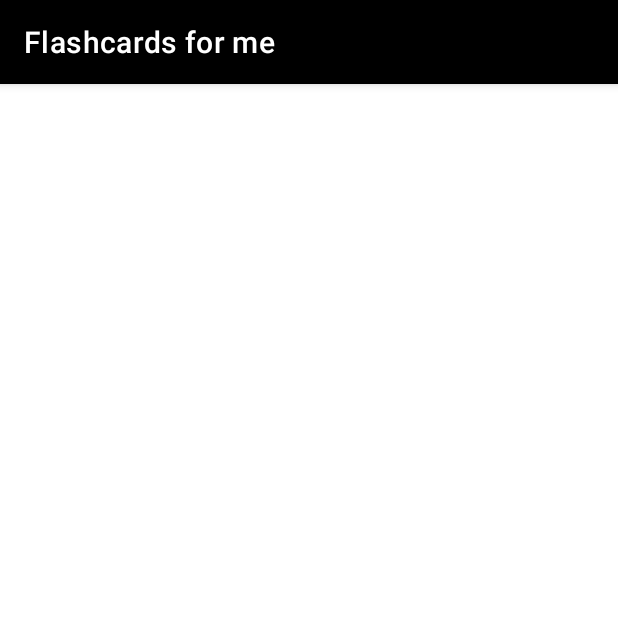
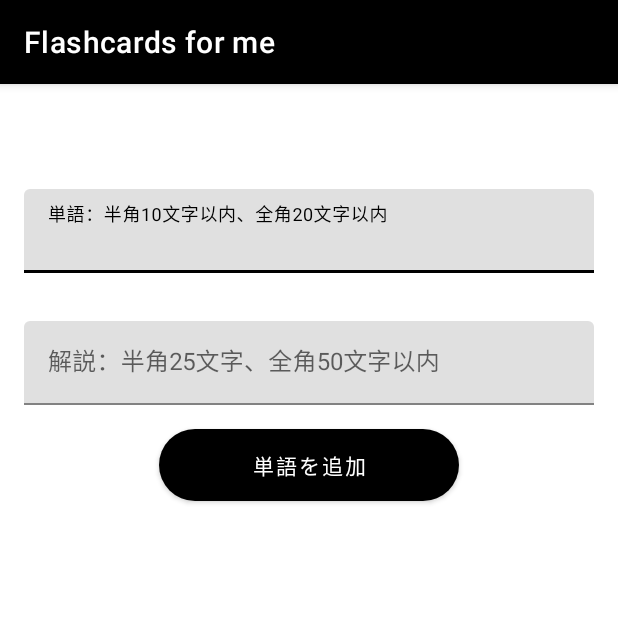
Before and after one commit to bang400/MyFlashcard_for_SQLite, an Android app: the fragment WordEditFragment shown on its own in the app's theme, on a phone screen of 412 x 824 dp, the top half of it. Run offline under Robolectric (Android 15) with nearby library versions, the phone set to English and light mode, and no system bars; our stand-ins replace Dagger/Hilt's generated code; 2 statements that could not run were skipped.

Commit message:
単語１件削除完了、単語編集画面へ遷移するまで

```diff
--- a/app/src/main/java/com/yamato/myflashcard_for_sqlite/page/edit/WordEditFragment.kt
+++ b/app/src/main/java/com/yamato/myflashcard_for_sqlite/page/edit/WordEditFragment.kt
@@ -1,11 +1,26 @@
 package com.yamato.myflashcard_for_sqlite.page.edit
 
+import android.os.Bundle
+import android.view.View
 import androidx.fragment.app.Fragment
 import androidx.fragment.app.viewModels
+import androidx.navigation.fragment.navArgs
 import com.yamato.myflashcard_for_sqlite.R
+import com.yamato.myflashcard_for_sqlite.databinding.WordEditFragmentBinding
 import dagger.hilt.android.AndroidEntryPoint
 
 @AndroidEntryPoint
 class WordEditFragment:Fragment(R.layout.word_edit_fragment) {
     private val vm: WordEditViewModel by viewModels()
+    private val args: WordEditFragmentArgs by navArgs()
+
+    private var _binding: WordEditFragmentBinding? = null
+    private val binding: WordEditFragmentBinding get() = _binding!!
+
+    override fun onViewCreated(view: View, savedInstanceState: Bundle?) {
+        super.onViewCreated(view, savedInstanceState)
+        this._binding = WordEditFragmentBinding.bind(view)
+
+        val words = args.words
+    }
 }
--- a/app/src/main/java/com/yamato/myflashcard_for_sqlite/page/list/WordListFragment.kt
+++ b/app/src/main/java/com/yamato/myflashcard_for_sqlite/page/list/WordListFragment.kt
@@ -35,7 +35,7 @@ class WordListFragment:Fragment(R.layout.word_list_fragment) {
         (activity as AppCompatActivity).supportActionBar?.title = "単語リスト"
         setHasOptionsMenu(true)
         setFragmentResultListener("confirm"){_,data ->
-            val which = data.getInt("result")
+            val which = data.getInt("result",DialogInterface.BUTTON_NEGATIVE)
             if (which == DialogInterface.BUTTON_POSITIVE){
                 vm.initCorrectNumFun()
                 Log.d("WordListFragment","正当数を初期化する")
--- a/app/src/main/java/com/yamato/myflashcard_for_sqlite/repository/WordRepository.kt
+++ b/app/src/main/java/com/yamato/myflashcard_for_sqlite/repository/WordRepository.kt
@@ -12,6 +12,9 @@ interface WordRepository {
 
     // 正当数を初期化する
     suspend fun updateInitCorrectNum(word: Word) :Word
+
+    // １件分のデータを削除
+    suspend fun delete(word: Word)
 
     //全件取得のメソッド
     fun getAll(): Flow<List<Word>>
--- a/app/src/main/java/com/yamato/myflashcard_for_sqlite/repository/WordRepositoryImpl.kt
+++ b/app/src/main/java/com/yamato/myflashcard_for_sqlite/repository/WordRepositoryImpl.kt
@@ -71,4 +71,8 @@ class WordRepositoryImpl @Inject constructor(
         }
         return updateInitWord
     }
+
+    override suspend fun delete(word: Word) {
+        dao.delete(word)
+    }
 }
--- a/app/src/main/res/layout/word_edit_fragment.xml
+++ b/app/src/main/res/layout/word_edit_fragment.xml
@@ -1,6 +1,60 @@
 <?xml version="1.0" encoding="utf-8"?>
 <androidx.constraintlayout.widget.ConstraintLayout xmlns:android="http://schemas.android.com/apk/res/android"
+    xmlns:app="http://schemas.android.com/apk/res-auto"
+    xmlns:tools="http://schemas.android.com/tools"
     android:layout_width="match_parent"
     android:layout_height="match_parent">
 
+    <com.google.android.material.textfield.TextInputLayout
+        android:id="@+id/textInputLayout_edit"
+        android:layout_width="0dp"
+        android:layout_height="wrap_content"
+        android:layout_marginStart="16dp"
+        android:layout_marginTop="70dp"
+        android:layout_marginEnd="16dp"
+        app:layout_constraintEnd_toEndOf="parent"
+        app:layout_constraintStart_toStartOf="parent"
+        app:layout_constraintTop_toTopOf="parent">
+
+        <com.google.android.material.textfield.TextInputEditText
+            android:id="@+id/edittext_word_edit_word"
+            android:layout_width="match_parent"
+            android:layout_height="wrap_content"
+            android:hint="単語：半角10文字以内、全角20文字以内"
+            android:maxLength="20"
+            android:maxLines="2" />
+    </com.google.android.material.textfield.TextInputLayout>
+
+    <com.google.android.material.textfield.TextInputLayout
+        android:id="@+id/textInputLayout2_edit"
+        android:layout_width="0dp"
+        android:layout_height="wrap_content"
+        android:layout_marginStart="16dp"
+        android:layout_marginTop="32dp"
+        android:layout_marginEnd="16dp"
+        app:layout_constraintEnd_toEndOf="parent"
+        app:layout_constraintStart_toStartOf="parent"
+        app:layout_constraintTop_toBottomOf="@+id/textInputLayout_edit">
+
+        <com.google.android.material.textfield.TextInputEditText
+            android:id="@+id/edittext_detail_edit_word"
+            android:layout_width="match_parent"
+            android:layout_height="wrap_content"
+            android:maxLength="50"
+            android:maxLines="10"
+            android:hint="解説：半角25文字、全角50文字以内" />
+    </com.google.android.material.textfield.TextInputLayout>
+
+    <Button
+        android:id="@+id/button_add_edit_word"
+        android:layout_width="200dp"
+        android:layout_height="wrap_content"
+        android:layout_marginTop="16dp"
+        android:background="@drawable/rounded_button"
+        android:gravity="center"
+        android:text="単語を追加"
+        app:layout_constraintEnd_toEndOf="parent"
+        app:layout_constraintStart_toStartOf="parent"
+        app:layout_constraintTop_toBottomOf="@+id/textInputLayout2_edit" />
+
 </androidx.constraintlayout.widget.ConstraintLayout>
```
Also changed, not shown: app/src/main/java/com/yamato/myflashcard_for_sqlite/page/detail/WordDetailFragment.kt (+29 -5 lines), app/src/main/java/com/yamato/myflashcard_for_sqlite/page/detail/WordDetailModel.kt (+19 -2 lines), app/src/main/res/navigation/nav_main.xml (+32 -8 lines).
